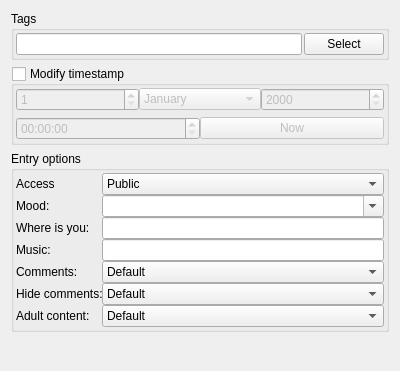
First picture: the form in src/plugins/blogique/plugins/metida/postoptionswidget.ui, repository 0xd34df00d/leechcraft, before the edit.
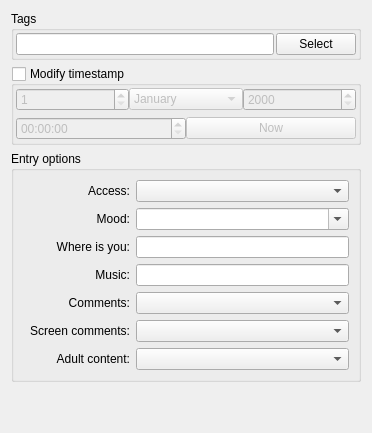
Second picture: the form after the edit.

Patch:
```diff
--- a/src/plugins/blogique/plugins/metida/postoptionswidget.ui
+++ b/src/plugins/blogique/plugins/metida/postoptionswidget.ui
@@ -6,16 +6,29 @@
    <rect>
     <x>0</x>
     <y>0</y>
-    <width>400</width>
-    <height>371</height>
+    <width>372</width>
+    <height>433</height>
    </rect>
   </property>
   <property name="windowTitle">
    <string/>
   </property>
-  <layout class="QGridLayout" name="gridLayout">
+  <layout class="QGridLayout" name="gridLayout_2">
+   <item row="3" column="0">
+    <spacer name="verticalSpacer">
+     <property name="orientation">
+      <enum>Qt::Vertical</enum>
+     </property>
+     <property name="sizeHint" stdset="0">
+      <size>
+       <width>20</width>
+       <height>40</height>
+      </size>
+     </property>
+    </spacer>
+   </item>
    <item row="0" column="0">
-    <widget class="QGroupBox" name="groupBox_3">
+    <widget class="QGroupBox" name="TagsBox_">
      <property name="title">
       <string>Tags</string>
      </property>
@@ -43,7 +56,7 @@
     </widget>
    </item>
    <item row="1" column="0">
-    <widget class="QGroupBox" name="groupBox">
+    <widget class="QGroupBox" name="TimestampBox_">
      <property name="title">
       <string>Modify timestamp</string>
      </property>
@@ -173,134 +186,59 @@
     </widget>
    </item>
    <item row="2" column="0">
-    <widget class="QGroupBox" name="groupBox_2">
+    <widget class="QGroupBox" name="EntryOptions_">
      <property name="title">
       <string>Entry options</string>
      </property>
-     <layout class="QFormLayout" name="formLayout_2">
-      <property name="horizontalSpacing">
-       <number>0</number>
-      </property>
-      <property name="verticalSpacing">
-       <number>-1</number>
-      </property>
-      <property name="margin">
-       <number>2</number>
-      </property>
-      <item row="0" column="1">
-       <layout class="QFormLayout" name="formLayout">
-        <property name="fieldGrowthPolicy">
-         <enum>QFormLayout::AllNonFixedFieldsGrow</enum>
-        </property>
-        <property name="rowWrapPolicy">
-         <enum>QFormLayout::DontWrapRows</enum>
-        </property>
-        <property name="horizontalSpacing">
-         <number>-1</number>
-        </property>
-        <property name="verticalSpacing">
-         <number>-1</number>
-        </property>
+     <layout class="QGridLayout" name="gridLayout">
         <item row="1" column="0">
          <widget class="QLabel" name="moodLabel">
           <property name="text">
            <string>Mood:</string>
           </property>
-         </widget>
-        </item>
-        <item row="1" column="1">
-         <widget class="QComboBox" name="Mood_">
-          <property name="editable">
-           <bool>true</bool>
+        <property name="alignment">
+         <set>Qt::AlignRight|Qt::AlignTrailing|Qt::AlignVCenter</set>
           </property>
          </widget>
         </item>
-        <item row="2" column="0">
-         <widget class="QLabel" name="whereIsYouLabel">
+      <item row="5" column="0">
+       <widget class="QLabel" name="hideCommentsLabel">
           <property name="text">
-           <string>Where is you:</string>
-          </property>
-         </widget>
-        </item>
-        <item row="2" column="1">
-         <widget class="QLineEdit" name="Place_"/>
-        </item>
-        <item row="3" column="0">
-         <widget class="QLabel" name="musicLabel">
-          <property name="text">
-           <string>Music:</string>
+         <string>Screen comments:</string>
+        </property>
+        <property name="alignment">
+         <set>Qt::AlignRight|Qt::AlignTrailing|Qt::AlignVCenter</set>
           </property>
          </widget>
         </item>
-        <item row="3" column="1">
-         <widget class="QLineEdit" name="Music_"/>
-        </item>
         <item row="4" column="0">
          <widget class="QLabel" name="commentsLabel">
           <property name="text">
            <string>Comments:</string>
           </property>
-         </widget>
-        </item>
-        <item row="4" column="1">
-         <widget class="QComboBox" name="Comments_">
-          <property name="currentIndex">
-           <number>0</number>
-          </property>
-          <item>
+        <property name="alignment">
+         <set>Qt::AlignRight|Qt::AlignTrailing|Qt::AlignVCenter</set>
+        </property>
+       </widget>
+      </item>
+      <item row="2" column="0">
+       <widget class="QLabel" name="whereIsYouLabel">
            <property name="text">
-            <string>Default</string>
-           </property>
-          </item>
-          <item>
-           <property name="text">
-            <string>Off</string>
-           </property>
-          </item>
-          <item>
-           <property name="text">
-            <string>Don't notify</string>
-           </property>
-          </item>
-         </widget>
-        </item>
-        <item row="5" column="0">
-         <widget class="QLabel" name="hideCommentsLabel">
+         <string>Where is you:</string>
+        </property>
+        <property name="alignment">
+         <set>Qt::AlignRight|Qt::AlignTrailing|Qt::AlignVCenter</set>
+        </property>
+       </widget>
+      </item>
+      <item row="0" column="0">
+       <widget class="QLabel" name="accessLabel">
           <property name="text">
-           <string>Hide comments:</string>
-          </property>
-         </widget>
-        </item>
-        <item row="5" column="1">
-         <widget class="QComboBox" name="HideComments_">
-          <property name="currentIndex">
-           <number>0</number>
-          </property>
-          <item>
-           <property name="text">
-            <string>Default</string>
-           </property>
-          </item>
-          <item>
-           <property name="text">
-            <string>Don't hide</string>
-           </property>
-          </item>
-          <item>
-           <property name="text">
-            <string>Anonymouse only</string>
-           </property>
-          </item>
-          <item>
-           <property name="text">
-            <string>Not from friends</string>
-           </property>
-          </item>
-          <item>
-           <property name="text">
-            <string>All</string>
-           </property>
-          </item>
+         <string>Access:</string>
+        </property>
+        <property name="alignment">
+         <set>Qt::AlignRight|Qt::AlignTrailing|Qt::AlignVCenter</set>
+        </property>
          </widget>
         </item>
         <item row="6" column="0">
@@ -308,84 +246,61 @@
           <property name="text">
            <string>Adult content:</string>
           </property>
-         </widget>
-        </item>
-        <item row="6" column="1">
+        <property name="alignment">
+         <set>Qt::AlignRight|Qt::AlignTrailing|Qt::AlignVCenter</set>
+        </property>
+       </widget>
+      </item>
+      <item row="3" column="0">
+       <widget class="QLabel" name="musicLabel">
+        <property name="text">
+         <string>Music:</string>
+        </property>
+        <property name="alignment">
+         <set>Qt::AlignRight|Qt::AlignTrailing|Qt::AlignVCenter</set>
+        </property>
+       </widget>
+      </item>
+      <item row="0" column="1" colspan="2">
+       <widget class="QComboBox" name="Access_"/>
+      </item>
+      <item row="1" column="1" colspan="2">
+       <widget class="QComboBox" name="Mood_">
+        <property name="editable">
+         <bool>true</bool>
+        </property>
+       </widget>
+      </item>
+      <item row="2" column="1" colspan="2">
+       <widget class="QLineEdit" name="Place_"/>
+      </item>
+      <item row="4" column="1" colspan="2">
+       <widget class="QComboBox" name="Comments_">
+        <property name="currentIndex">
+         <number>-1</number>
+        </property>
+       </widget>
+      </item>
+      <item row="5" column="1" colspan="2">
+       <widget class="QComboBox" name="ScreenComments_">
+        <property name="currentIndex">
+         <number>-1</number>
+        </property>
+       </widget>
+      </item>
+      <item row="6" column="1" colspan="2">
          <widget class="QComboBox" name="Adult_">
           <property name="currentIndex">
-           <number>0</number>
-          </property>
-          <item>
-           <property name="text">
-            <string>Default</string>
-           </property>
-          </item>
-          <item>
-           <property name="text">
-            <string>Without adult content</string>
-           </property>
-          </item>
-          <item>
-           <property name="text">
-            <string>For adults (&gt; 14)</string>
-           </property>
-          </item>
-          <item>
-           <property name="text">
-            <string>For adults (&gt;18)</string>
-           </property>
-          </item>
-         </widget>
-        </item>
-        <item row="0" column="1">
-         <widget class="QComboBox" name="Access_">
-          <item>
-           <property name="text">
-            <string>Public</string>
-           </property>
-          </item>
-          <item>
-           <property name="text">
-            <string>Friends only</string>
-           </property>
-          </item>
-          <item>
-           <property name="text">
-            <string>Private</string>
-           </property>
-          </item>
-          <item>
-           <property name="text">
-            <string>Custome</string>
-           </property>
-          </item>
-         </widget>
-        </item>
-        <item row="0" column="0">
-         <widget class="QLabel" name="accessLabel">
-          <property name="text">
-           <string>Access</string>
-          </property>
-         </widget>
-        </item>
-       </layout>
-      </item>
-     </layout>
+         <number>-1</number>
+        </property>
+       </widget>
+      </item>
+      <item row="3" column="1" colspan="2">
+       <widget class="QLineEdit" name="Music_"/>
+      </item>
+     </layout>
     </widget>
    </item>
-   <item row="3" column="0">
-    <spacer name="verticalSpacer">
-     <property name="orientation">
-      <enum>Qt::Vertical</enum>
-     </property>
-     <property name="sizeHint" stdset="0">
-      <size>
-       <width>20</width>
-       <height>40</height>
-      </size>
-     </property>
-    </spacer>
-   </item>
   </layout>
  </widget>
  <resources/>
```
Lines whose indentation alone changed are shown as unchanged.
